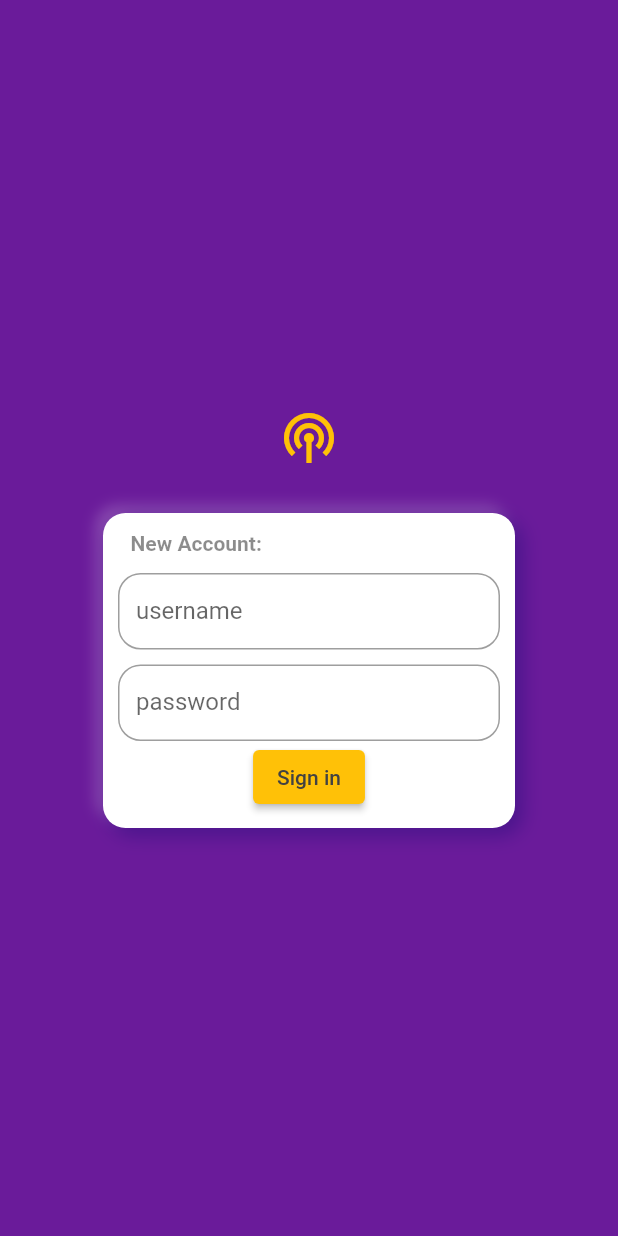
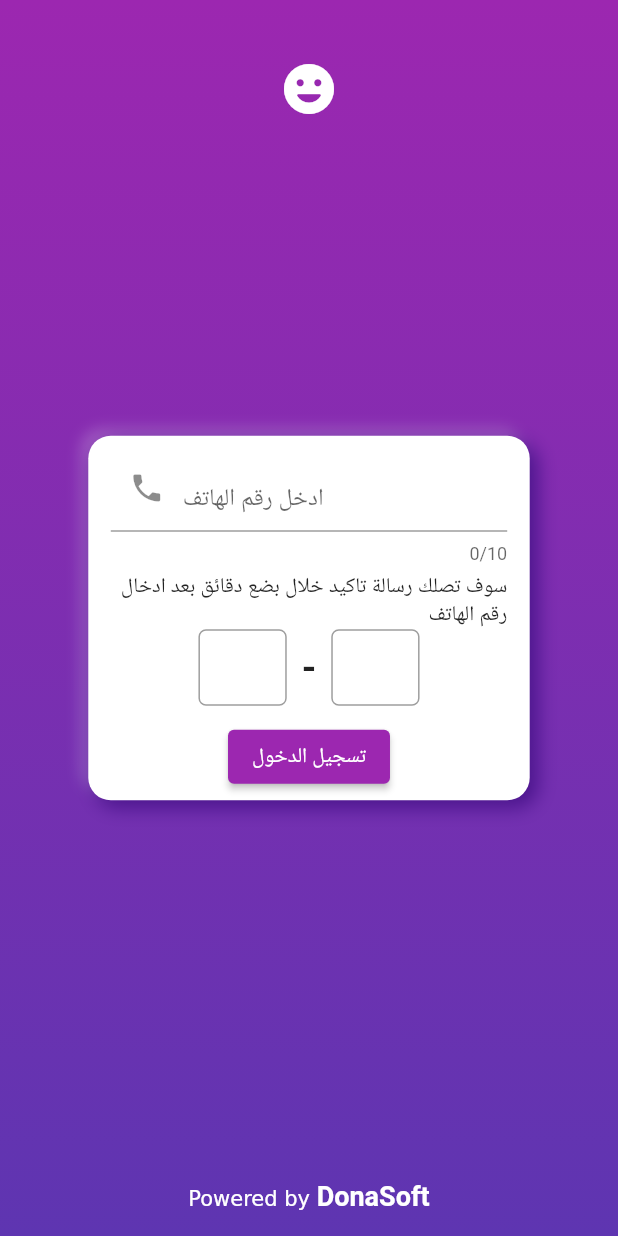
Before and after one commit to Nero-code/baiti, a Flutter app: the screen it shows after launch, on a phone screen of 412 x 824 dp. Run offline on Flutter 3.47's test engine with Material 2 defaults, Android fonts, the light colour scheme and no system bars; our stand-ins replace sqflite; accounts and stored records are empty.

Commit message:
Edit: Login page design

```diff
--- a/lib/main.dart
+++ b/lib/main.dart
@@ -1,3 +1,4 @@
+import 'package:baiti/screens/loginScreen.dart';
 import 'package:baiti/screens/mainPage.dart';
 import 'package:baiti/widgets/dataBase_helper.dart';
 import 'package:flutter/material.dart';
@@ -55,112 +56,7 @@ class _LoginState extends State<Login> {
     }
 
     return Scaffold(
-        body: Container(
-      width: MediaQuery.of(context).size.width,
-      decoration: BoxDecoration(
-        color: Colors.purple.shade800,
-      ),
-      child: Column(
-        crossAxisAlignment: CrossAxisAlignment.center,
-        mainAxisAlignment: MainAxisAlignment.center,
-        children: [
-          Icon(
-            Icons.podcasts,
-            color: Colors.amber,
-            size: 40,
-          ),
-          SizedBox(
-            height: 30,
-          ),
-          // Card Widget Start Point
-          !isLoggedIn
-              ? Container(
-                  width: MediaQuery.of(context).size.width / 1.5,
-                  padding: EdgeInsets.only(bottom: 10, left: 10, right: 10),
-                  decoration: BoxDecoration(
-                    boxShadow: [
-                      BoxShadow(
-                          color: Color(0x33ffffff),
-                          offset: Offset(-5, -5),
-                          blurRadius: 7),
-                      BoxShadow(
-                          color: Colors.purple.shade900,
-                          offset: Offset(5, 5),
-                          blurRadius: 10),
-                    ],
-                    color: Colors.white,
-                    borderRadius: BorderRadius.all(
-                      Radius.circular(15),
-                    ),
-                  ),
-                  child: Column(
-                    mainAxisAlignment: MainAxisAlignment.spaceBetween,
-                    children: [
-                      Container(
-                        height: 40,
-                        width: double.infinity,
-                        alignment: Alignment(-0.9, 0.0),
-                        child: Text(
-                          "New Account:",
-                          style: TextStyle(
-                            fontWeight: FontWeight.bold,
-                            color: Colors.black45,
-                          ),
-                        ),
-                      ),
-                      Theme(
-                        data: ThemeData(primarySwatch: Colors.amber),
-                        child: TextField(
-                          controller: textController,
-                          decoration: InputDecoration(
-                            isDense: true,
-                            labelText: "username",
-                            border: OutlineInputBorder(
-                              borderRadius: BorderRadius.all(
-                                Radius.circular(15),
-                              ),
-                            ),
-                          ),
-                        ),
-                      ),
-                      SizedBox(
-                        height: 10,
-                      ),
-                      Theme(
-                        data: ThemeData(primarySwatch: Colors.amber),
-                        child: TextField(
-                          decoration: InputDecoration(
-                            labelText: "password",
-                            isDense: true,
-                            border: OutlineInputBorder(
-                                borderRadius:
-                                    BorderRadius.all(Radius.circular(15))),
-                          ),
-                        ),
-                      ),
-                      ElevatedButton(
-                        style: ButtonStyle(
-                          backgroundColor: MaterialStateProperty.all(
-                            Color(Colors.amber.value),
-                          ),
-                        ),
-                        onPressed: () => Navigator.of(context).pushReplacement(
-                            MaterialPageRoute(
-                                builder: (_) => MainPage(db: db))),
-                        child: Text(
-                          "Sign in",
-                          style: TextStyle(color: Colors.grey.shade800),
-                        ),
-                      ),
-                    ],
-                  ),
-                )
-              // Card widget end point
-              : CircularProgressIndicator(
-                  color: Colors.amber,
-                ),
-        ],
-      ),
-    ));
+      body: LoginScreen(),
+    );
   }
 }
--- /dev/null
+++ b/lib/screens/loginScreen.dart
@@ -0,0 +1,201 @@
+import 'package:flutter/material.dart';
+import 'package:flutter/services.dart';
+
+class LoginScreen extends StatefulWidget {
+  LoginScreen({Key? key}) : super(key: key);
+
+  @override
+  _LoginScreenState createState() => _LoginScreenState();
+}
+
+class _LoginScreenState extends State<LoginScreen> {
+  final code1Ctrl = TextEditingController();
+  final code2Ctrl = TextEditingController();
+
+  final _node = FocusScopeNode();
+
+  bool isVisible = true;
+
+  @override
+  Widget build(BuildContext context) {
+    return Container(
+      decoration: BoxDecoration(
+        gradient: LinearGradient(
+          begin: Alignment.topCenter,
+          end: Alignment.bottomCenter,
+          colors: [
+            Colors.purple,
+            Colors.deepPurple.shade600,
+          ],
+        ),
+      ),
+      child: SafeArea(
+        child: Stack(
+          children: [
+            Align(
+              alignment: Alignment(0.0, -0.9),
+              child: Icon(
+                Icons.insert_emoticon_rounded,
+                size: 40,
+                color: Colors.white,
+              ),
+            ),
+            Align(
+              alignment: Alignment(0.0, 0.0),
+              child: Wrap(
+                children: [
+                  Container(
+                    decoration: BoxDecoration(
+                      borderRadius: BorderRadius.all(
+                        Radius.circular(15),
+                      ),
+                      color: Colors.white,
+                      boxShadow: [
+                        BoxShadow(
+                            color: Color(0x33ffffff),
+                            offset: Offset(-5, -5),
+                            blurRadius: 7),
+                        BoxShadow(
+                            color: Colors.purple.shade900,
+                            offset: Offset(5, 5),
+                            blurRadius: 10),
+                      ],
+                    ),
+                    padding: EdgeInsets.symmetric(horizontal: 15, vertical: 5),
+                    width: MediaQuery.of(context).size.width / 1.4,
+                    child: Column(
+                      children: [
+                        TextField(
+                          decoration: InputDecoration(
+                            labelText: 'ادخل رقم الهاتف',
+                            hintText: '0987654321',
+                            alignLabelWithHint: true,
+                            prefixIcon: Icon(Icons.phone),
+                          ),
+                          keyboardType: TextInputType.number,
+                          maxLength: 10,
+                          // textAlign: TextAlign.center,
+                        ),
+                        SizedBox(
+                          height: 5,
+                        ),
+                        Text(
+                          'سوف تصلك رسالة تاكيد خلال بضع دقائق بعد ادخال رقم الهاتف',
+                          textDirection: TextDirection.rtl,
+                        ),
+                        AnimatedOpacity(
+                          opacity: isVisible ? 1.0 : 0.0,
+                          duration: Duration(milliseconds: 300),
+                          child: FocusScope(
+                            node: _node,
+                            child: Row(
+                              mainAxisAlignment: MainAxisAlignment.center,
+                              children: [
+                                Container(
+                                  width: MediaQuery.of(context).size.width / 7,
+                                  child: TextField(
+                                    controller: code1Ctrl,
+                                    decoration: InputDecoration(
+                                      border: OutlineInputBorder(
+                                        borderRadius: BorderRadius.circular(5),
+                                      ),
+                                      isDense: true,
+                                    ),
+                                    enabled: isVisible,
+                                    textAlign: TextAlign.center,
+                                    textInputAction: TextInputAction.next,
+                                    keyboardType: TextInputType.number,
+                                    style:
+                                        TextStyle(fontWeight: FontWeight.bold),
+                                    onChanged: (strVal) {
+                                      if (strVal.length == 3) {
+                                        print("strVal: $strVal,");
+                                        _node.nextFocus();
+                                      } else if (strVal.length > 3) {
+                                        code2Ctrl.text = strVal.substring(3, 4);
+                                        code1Ctrl.text = strVal.substring(0, 3);
+                                        _node.nextFocus();
+                                      }
+                                    },
+                                  ),
+                                ),
+                                Container(
+                                  margin: EdgeInsets.symmetric(horizontal: 10),
+                                  child: Text(
+                                    '-',
+                                    style: TextStyle(
+                                      fontWeight: FontWeight.bold,
+                                      fontSize: 25,
+                                    ),
+                                  ),
+                                ),
+                                Container(
+                                  width: MediaQuery.of(context).size.width / 7,
+                                  child: TextField(
+                                    controller: code2Ctrl,
+                                    decoration: InputDecoration(
+                                      border: OutlineInputBorder(
+                                        borderRadius: BorderRadius.circular(5),
+                                      ),
+                                      isDense: true,
+                                    ),
+                                    enabled: isVisible,
+                                    textAlign: TextAlign.center,
+                                    keyboardType: TextInputType.number,
+                                    style:
+                                        TextStyle(fontWeight: FontWeight.bold),
+                                    onChanged: (strVal) {
+                                      if (strVal.length == 0) {
+                                        _node.previousFocus();
+                                      } else if (strVal.length > 3) {
+                                        code2Ctrl.text = strVal.substring(0, 3);
+                                      }
+                                    },
+                                  ),
+                                ),
+                              ],
+                            ),
+                          ),
+                        ),
+                        SizedBox(
+                          height: 10,
+                        ),
+                        ElevatedButton(
+                            onPressed: () {
+                              setState(() {
+                                isVisible = !isVisible;
+                              });
+                              print(
+                                  "Debug: " + code1Ctrl.text + code2Ctrl.text);
+                            },
+                            child: Text("تسجيل الدخول"))
+                      ],
+                    ),
+                  ),
+                ],
+              ),
+            ),
+            Align(
+              alignment: Alignment(0.0, 0.96),
+              child: RichText(
+                text: TextSpan(
+                  children: [
+                    TextSpan(text: 'Powered by '),
+                    TextSpan(
+                      text: 'DonaSoft',
+                      style: TextStyle(
+                        color: Colors.white,
+                        fontWeight: FontWeight.bold,
+                        fontSize: 18,
+                      ),
+                    ),
+                  ],
+                ),
+              ),
+            ),
+          ],
+        ),
+      ),
+    );
+  }
+}
--- a/lib/widgets/listViewItem.dart
+++ b/lib/widgets/listViewItem.dart
@@ -43,7 +43,7 @@ class SimpleListItem extends StatelessWidget {
                   width: 15,
                 ),
               Container(
-                width: MediaQuery.of(context).size.width / 1.55,
+                width: MediaQuery.of(context).size.width / 1.4,
                 child: Column(
                   textDirection: rtl ? TextDirection.rtl : TextDirection.ltr,
                   crossAxisAlignment: CrossAxisAlignment.start,
```
Also changed, not shown: pubspec.lock.
